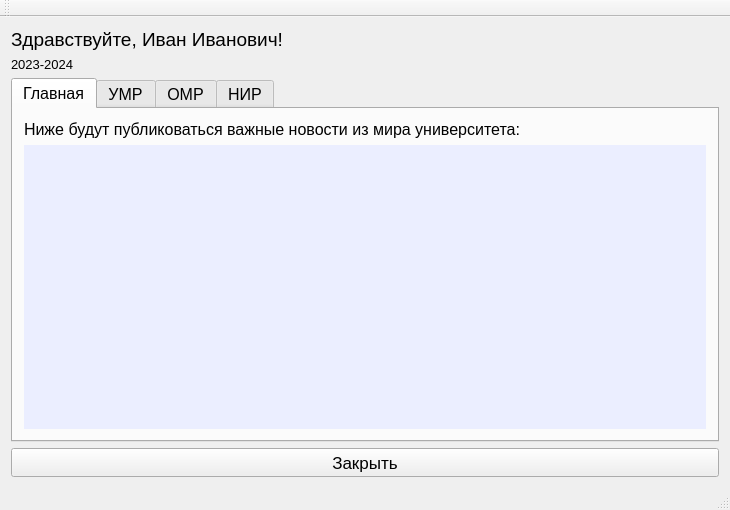
anlemna/cursKIS, file mainwindow.ui: the form before one commit.
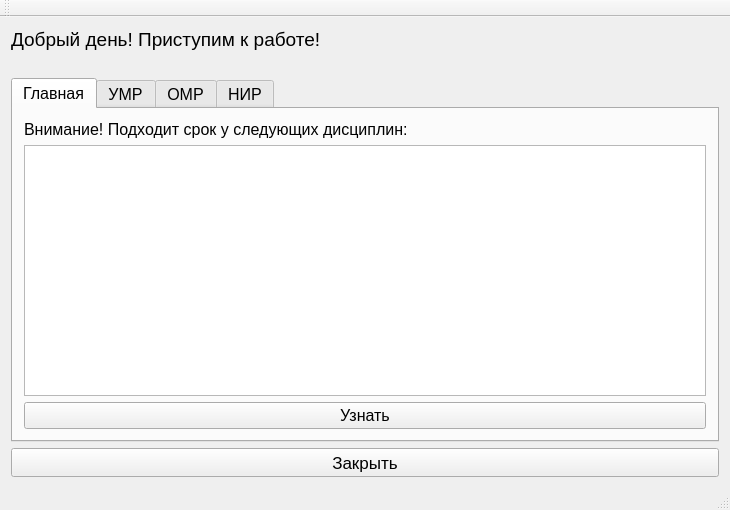
The form after the commit.

```diff
--- a/mainwindow.ui
+++ b/mainwindow.ui
@@ -29,7 +29,7 @@
        </font>
       </property>
       <property name="text">
-       <string>Здравствуйте, Иван Иванович!</string>
+       <string>Добрый день! Приступим к работе!</string>
       </property>
      </widget>
     </item>
@@ -41,7 +41,7 @@
        </font>
       </property>
       <property name="text">
-       <string>2023-2024</string>
+       <string/>
       </property>
      </widget>
     </item>
@@ -71,23 +71,17 @@
            </font>
           </property>
           <property name="text">
-           <string>Ниже будут публиковаться важные новости из мира университета:</string>
+           <string>Внимание! Подходит срок у следующих дисциплин:</string>
           </property>
          </widget>
         </item>
         <item>
-         <widget class="QLabel" name="label_4">
-          <property name="sizePolicy">
-           <sizepolicy hsizetype="Expanding" vsizetype="Expanding">
-            <horstretch>0</horstretch>
-            <verstretch>0</verstretch>
-           </sizepolicy>
-          </property>
-          <property name="styleSheet">
-           <string notr="true">background-color:rgb(235, 238, 255);</string>
-          </property>
+         <widget class="QTableView" name="tableView_4"/>
+        </item>
+        <item>
+         <widget class="QPushButton" name="pushButton_11">
           <property name="text">
-           <string/>
+           <string>Узнать</string>
           </property>
          </widget>
         </item>
```
Left out of the diff: 2 changed lines with no effect on the pictures.
